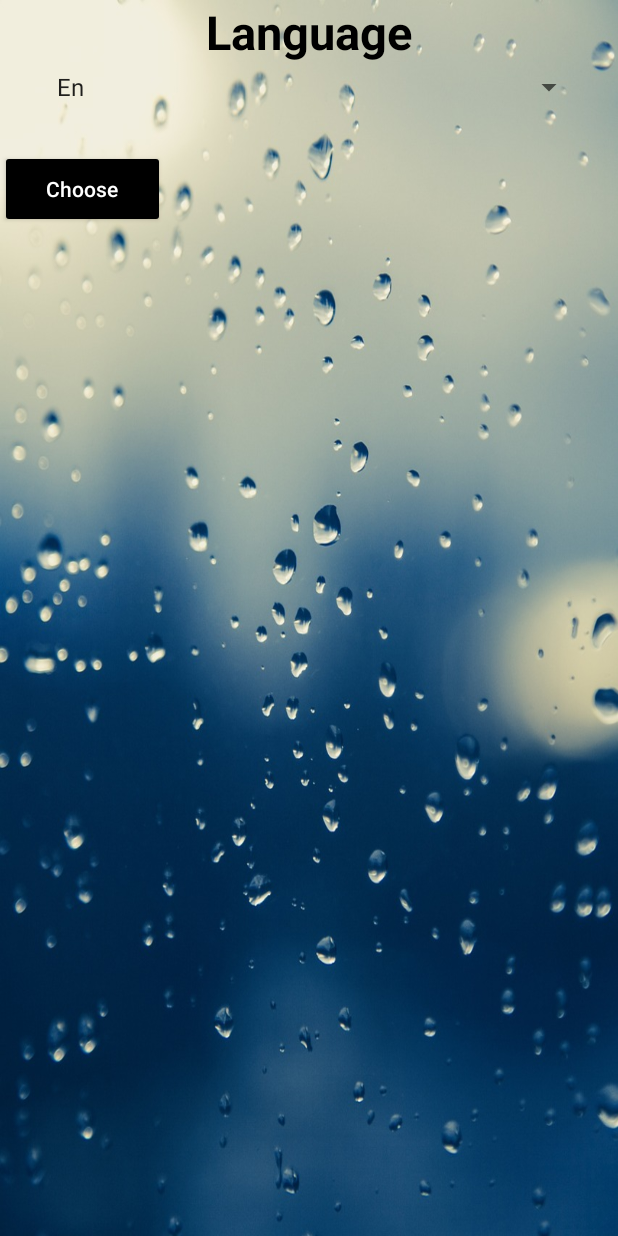
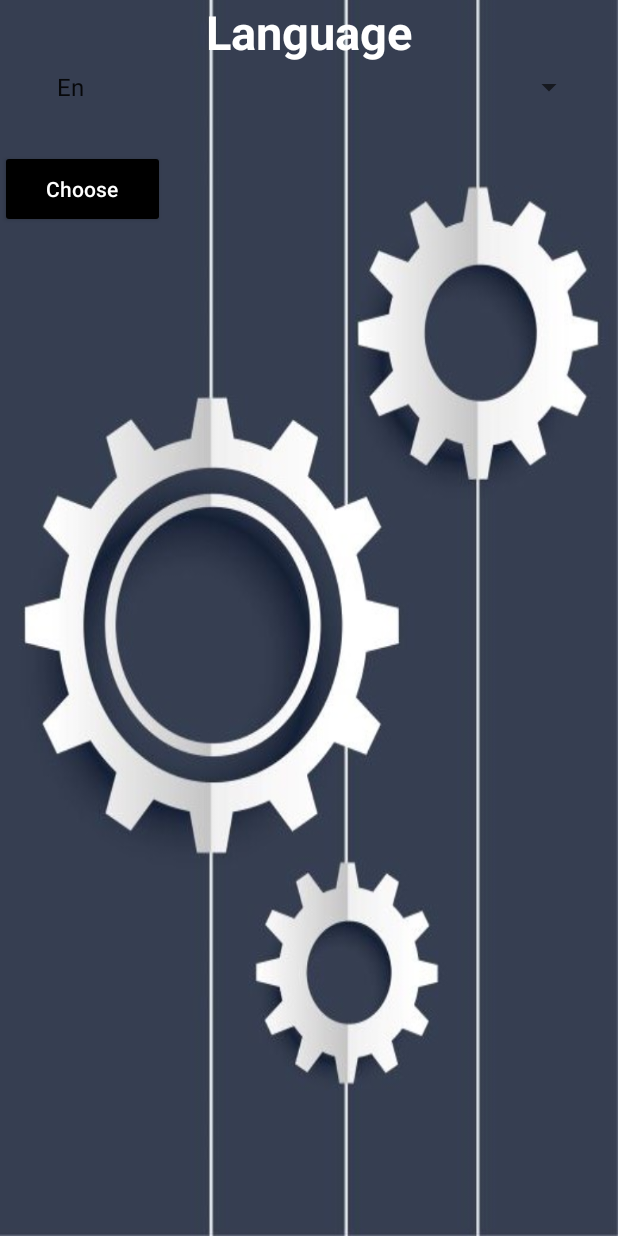
Before and after one commit to rimz178/WeatherApp, an Android app: the SettingsActivity screen opened directly, with no data from a screen before it, on a phone screen of 412 x 824 dp. Run offline under Robolectric (Android 15) with nearby library versions, the phone set to English and light mode, and no system bars.

Commit message:
project 99 % ready

```diff
--- a/app/src/main/java/fi/tuni/weatherapp/settings/Mypreference.kt
+++ b/app/src/main/java/fi/tuni/weatherapp/settings/Mypreference.kt
@@ -13,9 +13,9 @@ class MyPreference(context : Context){
 
     // this function sets the default language when you open the application for the first time
     fun getLoginCount() : String? {
-        return preference.getString(PREFERENCE_LANGUAGE,"en")
+        return preference.getString(PREFERENCE_LANGUAGE,"fi")
     }
-  //
+
     fun setLoginCount(Language:String){
         val editor = preference.edit()
         editor.putString(PREFERENCE_LANGUAGE,Language)
--- a/app/src/main/res/layout/settings_activity.xml
+++ b/app/src/main/res/layout/settings_activity.xml
@@ -4,7 +4,7 @@
     android:layout_width="match_parent"
     android:layout_height="match_parent"
     xmlns:app="http://schemas.android.com/apk/res-auto"
-    android:background="@drawable/raindrop"
+    android:background="@drawable/settings"
    >
 
     <TextView
@@ -15,7 +15,7 @@
         android:layout_marginTop="26dp"
         android:textSize="14pt"
         android:textStyle="bold"
-        android:textColor="@color/black"
+        android:textColor="@color/white"
         app:layout_constraintEnd_toEndOf="parent"
         app:layout_constraintStart_toStartOf="parent"
         tools:ignore="MissingConstraints"
```
Also changed, not shown: app/src/main/java/fi/tuni/weatherapp/view/MainActivity.kt (+2 -20 lines), app/src/main/res/drawable/gradient_bg.xml (deleted, +0 -12 lines), app/src/main/res/drawable/night.jpg (deleted), app/src/main/res/drawable/night3.jpg (deleted), app/src/main/res/drawable/settings.jpg (added), 3 other files.
